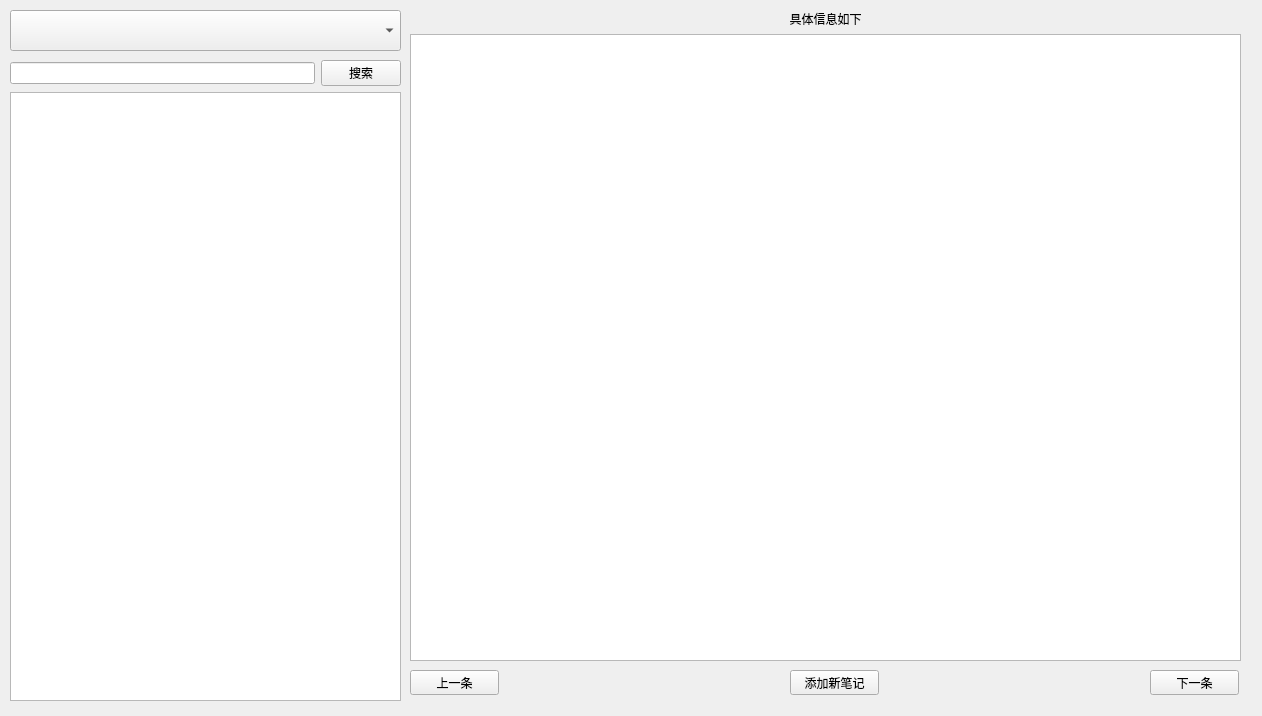
SongleMark/QTElectronicNotes, file ElectronicNotes/query.ui: the form before one commit.
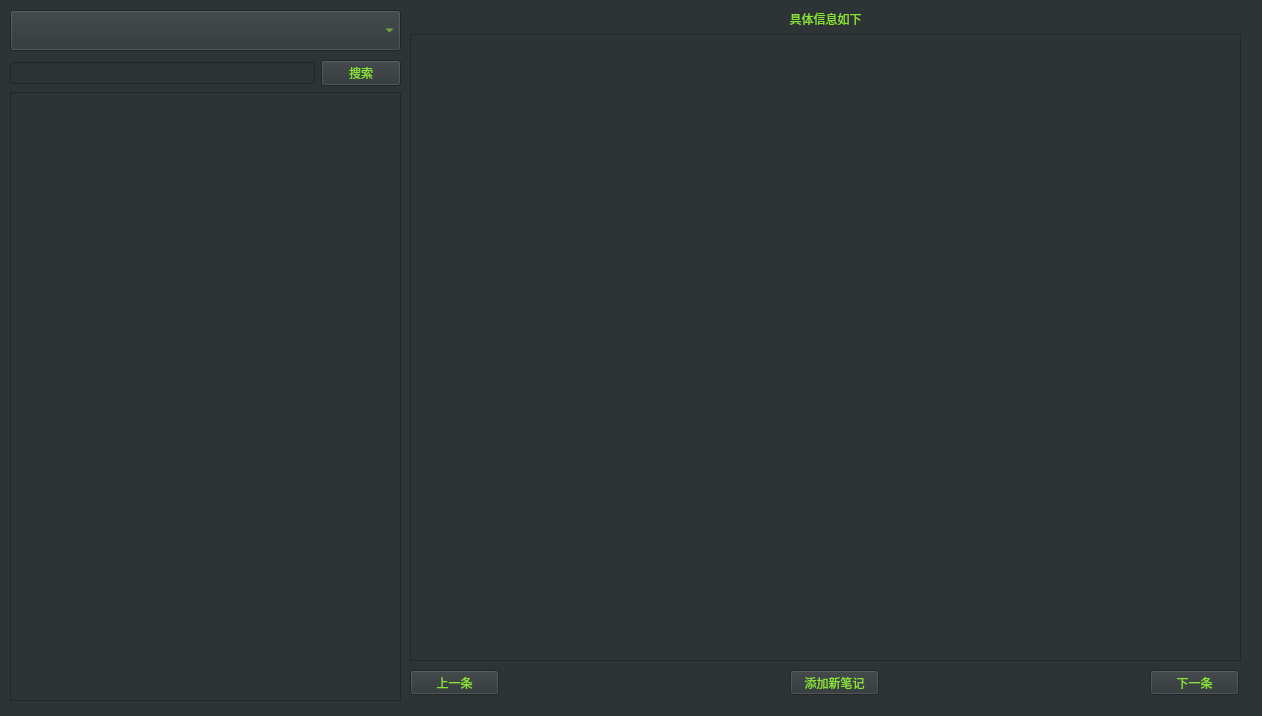
The form after the commit.

```diff
--- a/ElectronicNotes/query.ui
+++ b/ElectronicNotes/query.ui
@@ -14,7 +14,7 @@
    <string>Form</string>
   </property>
   <property name="styleSheet">
-   <string notr="true"/>
+   <string notr="true">background-color: rgb(46, 52, 54);</string>
   </property>
   <widget class="QPushButton" name="pushButton_pre">
    <property name="geometry">
@@ -26,7 +26,7 @@
     </rect>
    </property>
    <property name="styleSheet">
-    <string notr="true"/>
+    <string notr="true">color: rgb(138, 226, 52);</string>
    </property>
    <property name="text">
     <string>上一条</string>
@@ -42,7 +42,7 @@
     </rect>
    </property>
    <property name="styleSheet">
-    <string notr="true"/>
+    <string notr="true">color: rgb(138, 226, 52);</string>
    </property>
    <property name="text">
     <string>下一条</string>
@@ -58,7 +58,7 @@
     </rect>
    </property>
    <property name="styleSheet">
-    <string notr="true"/>
+    <string notr="true">color: rgb(138, 226, 52);</string>
    </property>
    <property name="text">
     <string>添加新笔记</string>
@@ -77,7 +77,7 @@
     <item>
      <widget class="QLabel" name="label_display">
       <property name="styleSheet">
-       <string notr="true"/>
+       <string notr="true">color: rgb(138, 226, 52);</string>
       </property>
       <property name="text">
        <string>&lt;html&gt;&lt;head/&gt;&lt;body&gt;&lt;p align=&quot;center&quot;&gt;具体信息如下&lt;/p&gt;&lt;/body&gt;&lt;/html&gt;</string>
@@ -87,7 +87,7 @@
     <item>
      <widget class="QTextEdit" name="textEdit_show">
       <property name="styleSheet">
-       <string notr="true"/>
+       <string notr="true">color: rgb(138, 226, 52);</string>
       </property>
      </widget>
     </item>
@@ -102,6 +102,9 @@
      <height>41</height>
     </rect>
    </property>
+   <property name="styleSheet">
+    <string notr="true">color: rgb(138, 226, 52);</string>
+   </property>
   </widget>
   <widget class="QWidget" name="layoutWidget">
    <property name="geometry">
@@ -118,14 +121,14 @@
       <item>
        <widget class="QLineEdit" name="lineEdit_query">
         <property name="styleSheet">
-         <string notr="true"/>
+         <string notr="true">color: rgb(138, 226, 52);</string>
         </property>
        </widget>
       </item>
       <item>
        <widget class="QPushButton" name="pushButton_query">
         <property name="styleSheet">
-         <string notr="true"/>
+         <string notr="true">color: rgb(138, 226, 52);</string>
         </property>
         <property name="text">
          <string>搜索</string>
@@ -137,7 +140,7 @@
     <item>
      <widget class="QTableWidget" name="tableWidget">
       <property name="styleSheet">
-       <string notr="true"/>
+       <string notr="true">color: rgb(138, 226, 52);</string>
       </property>
      </widget>
     </item>
```
